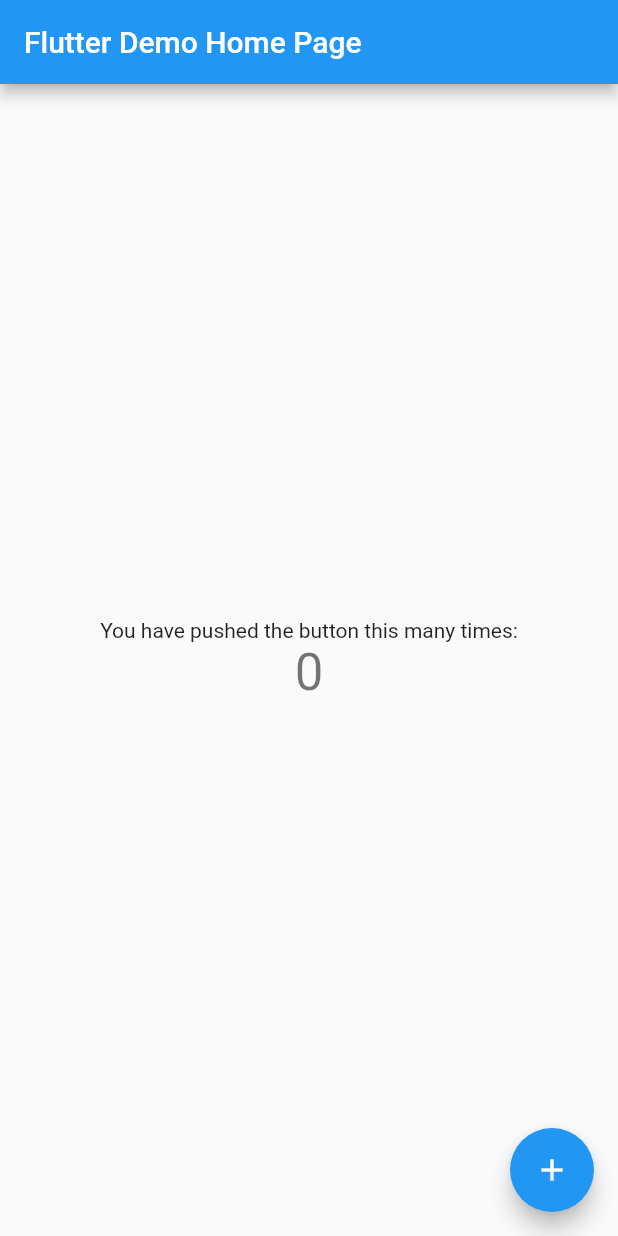
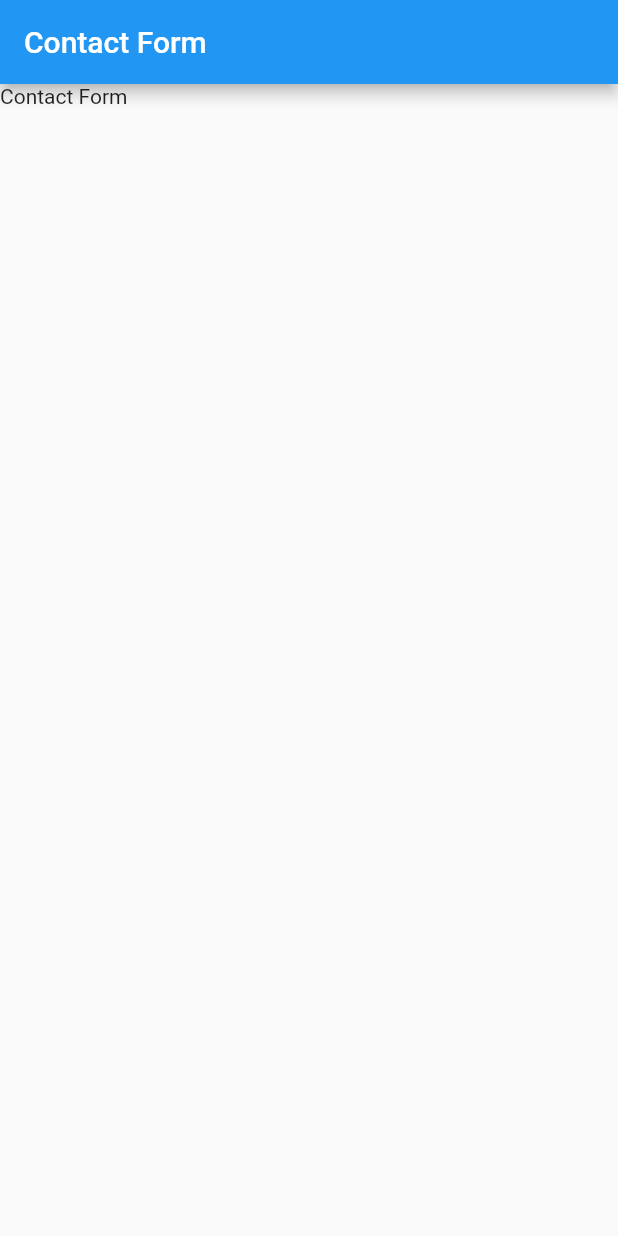
Before and after one commit to mainawycliffe/flutter_bloc_form_demo, a Flutter app: the screen it shows after launch, on a phone screen of 412 x 824 dp. Run offline on Flutter 3.47's test engine with Material 2 defaults, Android fonts, the phone set to English and light mode, and no system bars; our stand-ins replace bloc, email_validator, equatable, flutter_bloc, formz.

Commit message:
Setup Contact Form Page Skeleton

```diff
--- a/lib/main.dart
+++ b/lib/main.dart
@@ -1,4 +1,6 @@
 import 'package:flutter/material.dart';
+import 'package:flutter_bloc/flutter_bloc.dart';
+import 'package:flutter_bloc_form_demo/bloc/contact_form_bloc.dart';
 
 void main() {
   runApp(MyApp());
@@ -8,58 +10,30 @@ class MyApp extends StatelessWidget {
   @override
   Widget build(BuildContext context) {
     return MaterialApp(
-      title: 'Flutter Demo',
+      title: 'Contact Form Demo',
       theme: ThemeData(
         primarySwatch: Colors.blue,
         visualDensity: VisualDensity.adaptivePlatformDensity,
       ),
-      home: MyHomePage(title: 'Flutter Demo Home Page'),
+      home: BlocProvider(
+        create: (context) => ContactFormBloc(),
+        child: ContactFormPage(),
+      ),
     );
   }
 }
 
-class MyHomePage extends StatefulWidget {
-  MyHomePage({Key key, this.title}) : super(key: key);
-
-  final String title;
-
-  @override
-  _MyHomePageState createState() => _MyHomePageState();
-}
-
-class _MyHomePageState extends State<MyHomePage> {
-  int _counter = 0;
-
-  void _incrementCounter() {
-    setState(() {
-      _counter++;
-    });
-  }
+class ContactFormPage extends StatelessWidget {
+  const ContactFormPage({Key key}) : super(key: key);
 
   @override
   Widget build(BuildContext context) {
     return Scaffold(
       appBar: AppBar(
-        title: Text(widget.title),
+        title: Text("Contact Form"),
       ),
-      body: Center(
-        child: Column(
-          mainAxisAlignment: MainAxisAlignment.center,
-          children: <Widget>[
-            Text(
-              'You have pushed the button this many times:',
-            ),
-            Text(
-              '$_counter',
-              style: Theme.of(context).textTheme.headline4,
-            ),
-          ],
-        ),
-      ),
-      floatingActionButton: FloatingActionButton(
-        onPressed: _incrementCounter,
-        tooltip: 'Increment',
-        child: Icon(Icons.add),
+      body: Container(
+        child: Text("Contact Form"),
       ),
     );
   }
```
